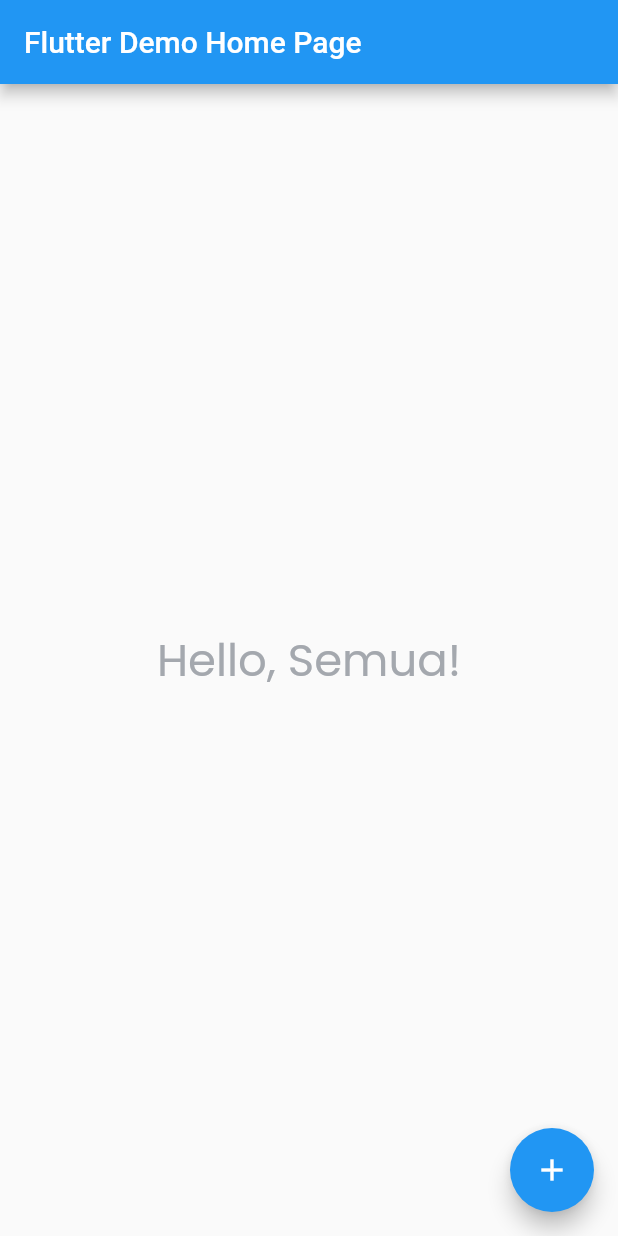
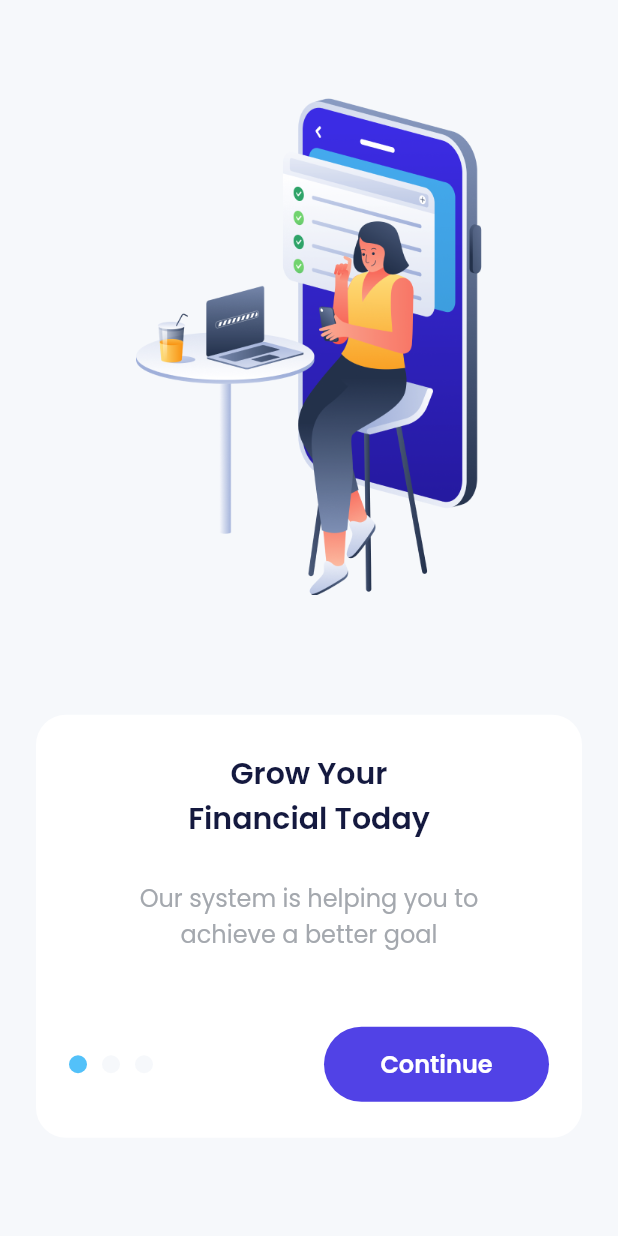
Before and after one commit to hanjarraes/e_wallet_mobile_apps, a Flutter app: the screen it shows after launch, on a phone screen of 412 x 824 dp. Run offline on Flutter 3.47's test engine with Material 2 defaults, Android fonts, the phone set to English and light mode, and no system bars; drawn by our look-alikes of carousel_slider; our stand-ins replace google_fonts.

Commit message:
create onbourding page

```diff
--- a/lib/main.dart
+++ b/lib/main.dart
@@ -1,93 +1,17 @@
-import 'package:e_wallet_mobile_apps/shared/theme.dart';
+import 'package:e_wallet_mobile_apps/ui/pages/splash_page.dart';
 import 'package:flutter/material.dart';
+import 'package:flutter/scheduler.dart';
 
-void main() {
-  runApp(const MyApp());
-}
+void main() => runApp(const MyApp());
 
-class MyApp extends StatelessWidget {
-  const MyApp({super.key});
+class MyApp extends StatelessWidget{
+  const MyApp({Key? key}) : super(key:key);
 
-  // This widget is the root of your application.
   @override
-  Widget build(BuildContext context) {
-    return MaterialApp(
-      title: 'Flutter Demo',
-      theme: ThemeData(
-        // This is the theme of your application.
-        //
-        // Try running your application with "flutter run". You'll see the
-        // application has a blue toolbar. Then, without quitting the app, try
-        // changing the primarySwatch below to Colors.green and then invoke
-        // "hot reload" (press "r" in the console where you ran "flutter run",
-        // or simply save your changes to "hot reload" in a Flutter IDE).
-        // Notice that the counter didn't reset back to zero; the application
-        // is not restarted.
-        primarySwatch: Colors.blue,
-      ),
-      home: const MyHomePage(title: 'Flutter Demo Home Page'),
+  Widget build(BuildContext context){
+    return const MaterialApp(
+      debugShowCheckedModeBanner: false,
+      home: SplashPage(),
     );
   }
 }
-
-class MyHomePage extends StatefulWidget {
-  const MyHomePage({super.key, required this.title});
-
-  // This widget is the home page of your application. It is stateful, meaning
-  // that it has a State object (defined below) that contains fields that affect
-  // how it looks.
-
-  // This class is the configuration for the state. It holds the values (in this
-  // case the title) provided by the parent (in this case the App widget) and
-  // used by the build method of the State. Fields in a Widget subclass are
-  // always marked "final".
-
-  final String title;
-
-  @override
-  State<MyHomePage> createState() => _MyHomePageState();
-}
-
-class _MyHomePageState extends State<MyHomePage> {
-  int _counter = 0;
-
-  void _incrementCounter() {
-    setState(() {
-      // This call to setState tells the Flutter framework that something has
-      // changed in this State, which causes it to rerun the build method below
-      // so that the display can reflect the updated values. If we changed
-      // _counter without calling setState(), then the build method would not be
-      // called again, and so nothing would appear to happen.
-      _counter++;
-    });
-  }
-
-  @override
-  Widget build(BuildContext context) {
-    // This method is rerun every time setState is called, for instance as done
-    // by the _incrementCounter method above.
-    //
-    // The Flutter framework has been optimized to make rerunning build methods
-    // fast, so that you can just rebuild anything that needs updating rather
-    // than having to individually change instances of widgets.
-    return Scaffold(
-      appBar: AppBar(
-        // Here we take the value from the MyHomePage object that was created by
-        // the App.build method, and use it to set our appbar title.
-        title: Text(widget.title),
-      ),
-      body:Center(
-          child: Text(
-            'Hello, Semua!',
-            style: blueTextStyle.copyWith(
-              fontSize: 30
-            ),
-      )),
-      floatingActionButton: FloatingActionButton(
-        onPressed: _incrementCounter,
-        tooltip: 'Increment',
-        child: const Icon(Icons.add),
-      ), // This trailing comma makes auto-formatting nicer for build methods.
-    );
-  }
-}
--- /dev/null
+++ b/lib/ui/pages/onbourding_page.dart
@@ -0,0 +1,214 @@
+import 'package:e_wallet_mobile_apps/shared/theme.dart';
+import 'package:flutter/material.dart';
+import 'package:carousel_slider/carousel_slider.dart';
+import 'package:carousel_slider/carousel_options.dart';
+import 'package:carousel_slider/carousel_controller.dart';
+
+class OnboardingPage extends StatefulWidget {
+  const OnboardingPage({Key? key}) : super(key: key);
+
+  @override
+  State<OnboardingPage> createState() => _OnboardingPageState();
+}
+
+class _OnboardingPageState extends State<OnboardingPage> {
+  int currentIndex = 0;
+  CarouselController carouselController = CarouselController();
+
+  List<String> titles = [
+    'Grow Your\nFinancial Today',
+    'Build From\nZero to Freedom',
+    'Start Together',
+  ];
+  List<String> subTitles = [
+    'Our system is helping you to\nachieve a better goal',
+    'We provide tips for you so that\nyou can adapt easier',
+    'We will guide you to where\nyou wanted it too',
+  ];
+
+  @override
+  Widget build(BuildContext context) {
+    return Scaffold(
+      backgroundColor: lightBackgroundColor,
+      body: Center(
+        child: Column(
+          mainAxisAlignment: MainAxisAlignment.center,
+          children: [
+            CarouselSlider(
+              items: [
+                Image.asset(
+                  'assets/img_onboarding1.png',
+                  height: 331,
+                ),
+                Image.asset(
+                  'assets/img_onboarding2.png',
+                  height: 331,
+                ),
+                Image.asset(
+                  'assets/img_onboarding3.png',
+                  height: 331,
+                ),
+              ],
+              options: CarouselOptions(
+                  height: 331,
+                  viewportFraction: 1,
+                  enableInfiniteScroll: false,
+                  onPageChanged: (index, reason) {
+                    setState(() {
+                      currentIndex = index;
+                    });
+                  }),
+              carouselController: carouselController,
+            ),
+            const SizedBox(
+              height: 80,
+            ),
+            Container(
+              margin: const EdgeInsets.symmetric(
+                horizontal: 24,
+              ),
+              padding: const EdgeInsets.symmetric(
+                horizontal: 22,
+                vertical: 24,
+              ),
+              decoration: BoxDecoration(
+                color: whiteColor,
+                borderRadius: BorderRadius.circular(20),
+              ),
+              child: Column(
+                children: [
+                  Text(
+                    titles[currentIndex],
+                    style: blackTextStyle.copyWith(
+                        fontSize: 20, fontWeight: semiBold),
+                    textAlign: TextAlign.center,
+                  ),
+                  const SizedBox(
+                    height: 26,
+                  ),
+                  Text(
+                    subTitles[currentIndex],
+                    style: grayTextStyle.copyWith(
+                      fontSize: 16,
+                    ),
+                    textAlign: TextAlign.center,
+                  ),
+                  SizedBox(
+                    height: currentIndex == 2 ? 38 : 50,
+                  ),
+                  currentIndex == 2
+                      ? Column(
+                          children: [
+                            SizedBox(
+                              width: double.infinity,
+                              height: 50,
+                              child: TextButton(
+                                onPressed: () {},
+                                style: TextButton.styleFrom(
+                                  backgroundColor: purpleColor,
+                                  shape: RoundedRectangleBorder(
+                                      borderRadius: BorderRadius.circular(56)),
+                                ),
+                                child: Text(
+                                  'Get Started',
+                                  style: whiteTextStyle.copyWith(
+                                    fontSize: 16,
+                                    fontWeight: semiBold,
+                                  ),
+                                ),
+                              ),
+                            ),
+                            const SizedBox(
+                              height: 20,
+                            ),
+                            SizedBox(
+                              width: double.infinity,
+                              height: 24,
+                              child: TextButton(
+                                onPressed: () {
+                                  carouselController.nextPage();
+                                },
+                                style: TextButton.styleFrom(
+                                  padding: EdgeInsets.zero
+                                ),
+                                child: Text(
+                                  'Sign In',
+                                  style: grayTextStyle.copyWith(
+                                    fontSize: 16,
+                                  ),
+                                ),
+                              ),
+                            )
+                          ],
+                        )
+                      : Row(
+                          children: [
+                            Container(
+                              width: 12,
+                              height: 12,
+                              margin: const EdgeInsets.only(
+                                right: 10,
+                              ),
+                              decoration: BoxDecoration(
+                                  shape: BoxShape.circle,
+                                  color: currentIndex == 0
+                                      ? blueColor
+                                      : lightBackgroundColor),
+                            ),
+                            Container(
+                              width: 12,
+                              height: 12,
+                              margin: const EdgeInsets.only(
+                                right: 10,
+                              ),
+                              decoration: BoxDecoration(
+                                  shape: BoxShape.circle,
+                                  color: currentIndex == 1
+                                      ? blueColor
+                                      : lightBackgroundColor),
+                            ),
+                            Container(
+                              width: 12,
+                              height: 12,
+                              margin: const EdgeInsets.only(
+                                right: 10,
+                              ),
+                              decoration: BoxDecoration(
+                                  shape: BoxShape.circle,
+                                  color: currentIndex == 2
+                                      ? blueColor
+                                      : lightBackgroundColor),
+                            ),
+                            const Spacer(),
+                            SizedBox(
+                              width: 150,
+                              height: 50,
+                              child: TextButton(
+                                onPressed: () {
+                                  carouselController.nextPage();
+                                },
+                                style: TextButton.styleFrom(
+                                  backgroundColor: purpleColor,
+                                  shape: RoundedRectangleBorder(
+                                      borderRadius: BorderRadius.circular(56)),
+                                ),
+                                child: Text(
+                                  'Continue',
+                                  style: whiteTextStyle.copyWith(
+                                    fontSize: 16,
+                                    fontWeight: semiBold,
+                                  ),
+                                ),
+                              ),
+                            )
+                          ],
+                        )
+                ],
+              ),
+            ),
+          ],
+        ),
+      ),
+    );
+  }
+}
--- /dev/null
+++ b/lib/ui/pages/splash_page.dart
@@ -0,0 +1,49 @@
+import 'dart:async';
+
+import 'package:e_wallet_mobile_apps/shared/theme.dart';
+import 'package:e_wallet_mobile_apps/ui/pages/onbourding_page.dart';
+import 'package:flutter/material.dart';
+
+class SplashPage extends StatefulWidget {
+  const SplashPage({Key? key}) : super(key: key);
+
+  @override
+  State<SplashPage> createState() => _SplashPageState();
+}
+
+class _SplashPageState extends State<SplashPage> {
+
+  @override
+  void initState() {
+    // TODO: implement initState
+    super.initState();
+
+    Timer(const Duration(seconds: 2), (){
+      Navigator.push(
+        context,
+        MaterialPageRoute(
+          builder: (context) => const OnboardingPage(),
+        ),
+      );
+    });
+  }
+  @override
+  Widget build(BuildContext context) {
+    return Scaffold(
+      backgroundColor: darkBackgroundColor,
+      body: Center(
+        child: Container(
+          width: 155,
+          height: 50,
+          decoration: const BoxDecoration(
+            image: DecorationImage(
+              image: AssetImage(
+                'assets/img_logo_dark.png',
+              )
+            )
+          ),
+        ),
+      ),
+    );
+  }
+}
--- a/pubspec.yaml
+++ b/pubspec.yaml
@@ -41,6 +41,7 @@ dev_dependencies:
   flutter_test:
     sdk: flutter
   google_fonts: ^2.3.0
+  carousel_slider: ^4.1.1
 
   # The "flutter_lints" package below contains a set of recommended lints to
   # encourage good coding practices. The lint set provided by the package is
```
Also changed, not shown: assets/img_onboarding3.png (added), pubspec.lock.
